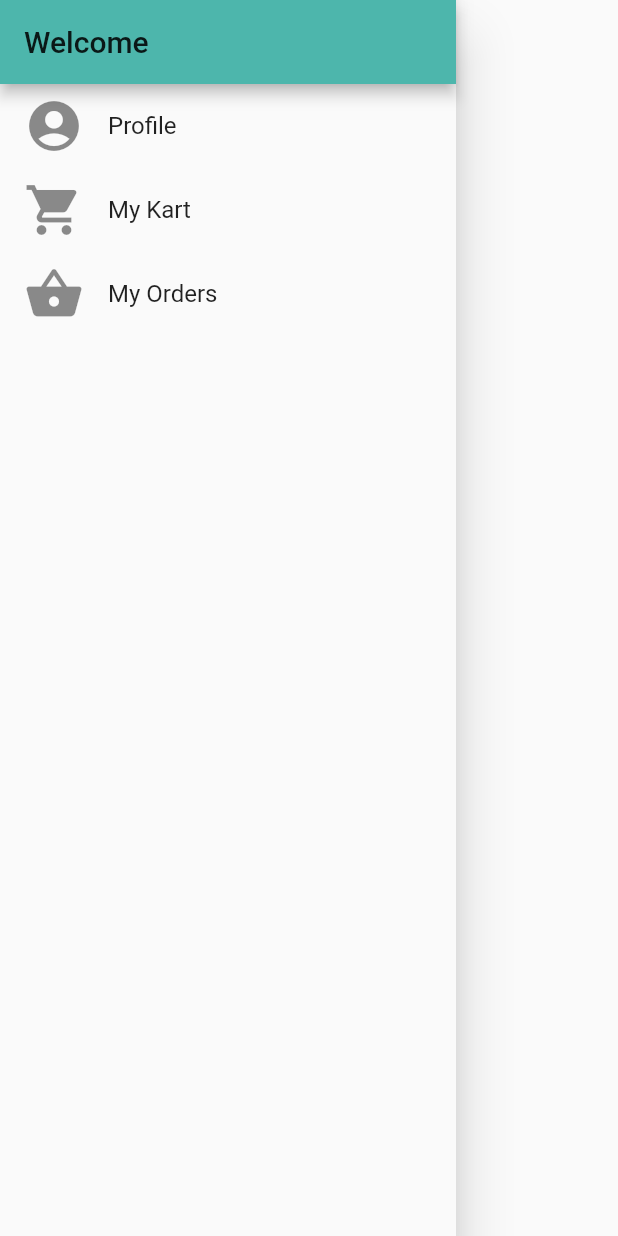
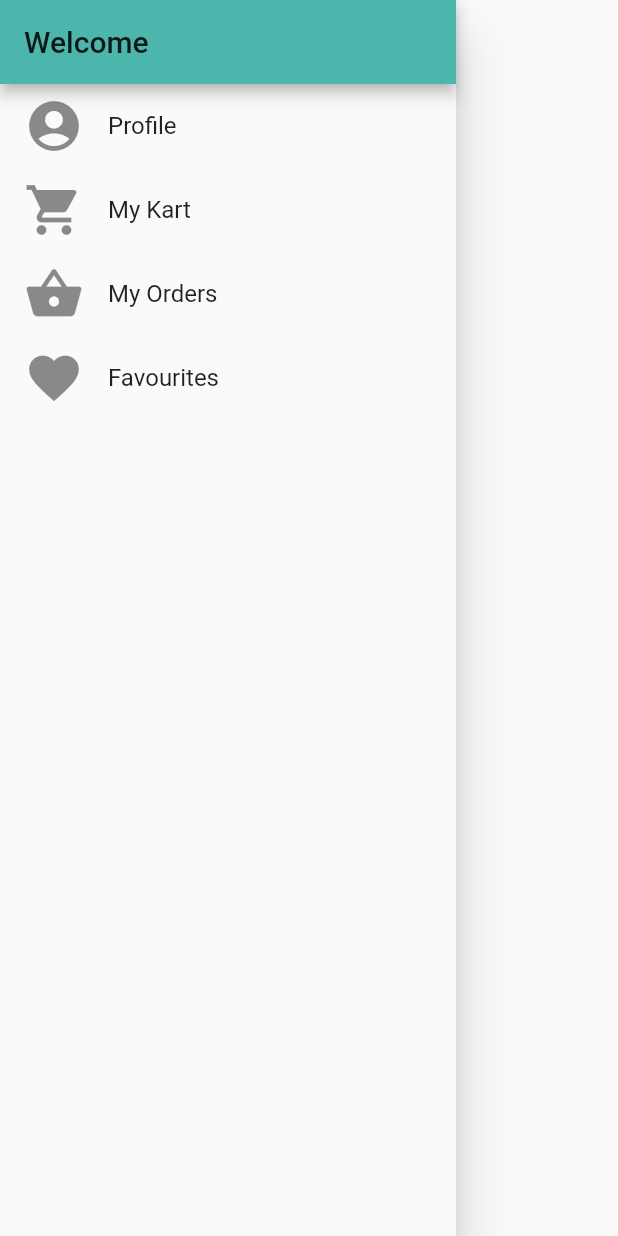
Before and after one commit to DecoderRony/e-commerce_Flutter, a Flutter app: what appDrawer() shows on an empty page, opened directly, on a phone screen of 412 x 824 dp. Run offline on Flutter 3.47's test engine with Material 2 defaults, Android fonts, the phone set to English and light mode, and no system bars; our stand-ins replace google_fonts; network calls fail.

Commit message:
Favourite Products screen and provider added

```diff
--- a/lib/main.dart
+++ b/lib/main.dart
@@ -1,5 +1,6 @@
 //import 'package:cheapkart/screens/ladingScreen.dart';
 import 'package:cheapkart/providers/productProvider.dart';
+import 'package:cheapkart/screens/favourites.dart';
 import 'package:cheapkart/screens/ladingScreen.dart';
 import 'package:cheapkart/screens/productDescription.dart';
 import 'package:flutter/material.dart';
@@ -32,6 +33,7 @@ class MyApp extends StatelessWidget {
         home: LandingScreen(),
         routes: {
           '/productDescription': (context) => ProductDescription(),
+          '/favourites': (context) => Favourites(),
         },
       ),
     );
--- a/lib/providers/productProvider.dart
+++ b/lib/providers/productProvider.dart
@@ -70,4 +70,8 @@ class ProductProvider with ChangeNotifier {
   ProductData product(String id) {
     return products.firstWhere((element) => element.id == id);
   }
+
+  List<ProductData> get favList {
+    return products.where((element) => element.isFav == true).toList();
+  }
 }
--- a/lib/screens/ladingScreen.dart
+++ b/lib/screens/ladingScreen.dart
@@ -10,7 +10,7 @@ class LandingScreen extends StatelessWidget {
       backgroundColor: Theme.of(context).primaryColor,
       appBar: appBarWidget(),
       body: Land(),
-      drawer: appDrawer(),
+      drawer: appDrawer(context),
     );
   }
 }
--- a/lib/screens/productDescription.dart
+++ b/lib/screens/productDescription.dart
@@ -1,7 +1,6 @@
 //import 'package:cheapkart/providers/productObject.dart';
 import 'package:cheapkart/providers/productProvider.dart';
 import 'package:cheapkart/widgets/appBarDefault.dart';
-import 'package:cheapkart/widgets/appDrawer.dart';
 import 'package:flutter/material.dart';
 import 'package:provider/provider.dart';
 import 'package:google_fonts/google_fonts.dart';
@@ -15,7 +14,6 @@ class ProductDescription extends StatelessWidget {
     return Scaffold(
       backgroundColor: Theme.of(context).primaryColor,
       appBar: appBarWidget(),
-      drawer: appDrawer(),
       body: ClipRRect(
         borderRadius: BorderRadius.only(
             topLeft: Radius.circular(15), topRight: Radius.circular(15)),
--- a/lib/widgets/appDrawer.dart
+++ b/lib/widgets/appDrawer.dart
@@ -1,6 +1,6 @@
 import 'package:flutter/material.dart';
 
-Widget appDrawer() {
+Widget appDrawer(context) {
   return Drawer(
     child: Column(
       children: [
@@ -32,6 +32,16 @@ Widget appDrawer() {
           ),
           title: const Text('My Orders'),
         ),
+        ListTile(
+          leading: const Icon(
+            Icons.favorite,
+            size: 40,
+          ),
+          title: const Text('Favourites'),
+          onTap: () {
+            Navigator.popAndPushNamed(context, '/favourites');
+          },
+        ),
       ],
     ),
   );
```
Also changed, not shown: lib/screens/favourites.dart (added, +13 -0 lines), lib/widgets/favouriteScreen.dart (added, +32 -0 lines).
